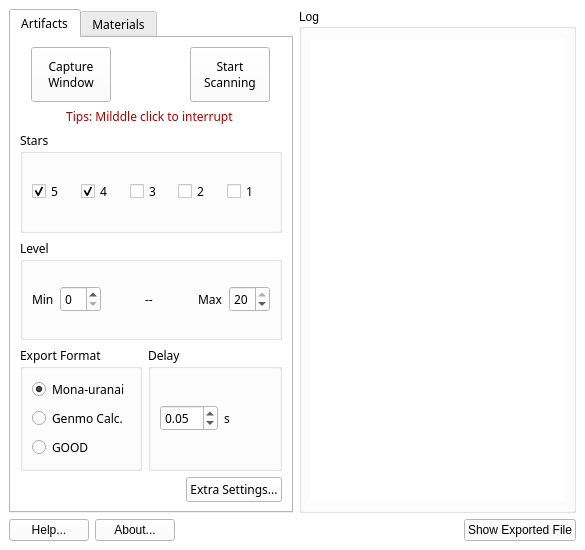
Before: the Qt Designer form ui_dev/Amenoma_EN.ui in daydreaming666/Amenoma, drawn with Qt 5.
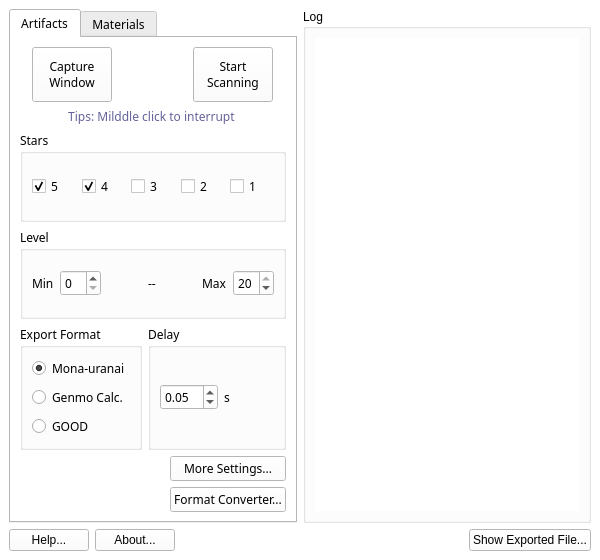
After: the same form once the commit is applied. Icons and pictures are not drawn.

Diff of the .ui file:
```diff
--- a/ui_dev/Amenoma_EN.ui
+++ b/ui_dev/Amenoma_EN.ui
@@ -6,8 +6,8 @@
    <rect>
     <x>0</x>
     <y>0</y>
-    <width>585</width>
-    <height>550</height>
+    <width>600</width>
+    <height>560</height>
    </rect>
   </property>
   <property name="palette">
@@ -138,7 +138,7 @@
          <attribute name="title">
           <string>Artifacts</string>
          </attribute>
-         <layout class="QVBoxLayout" name="verticalLayout_6">
+         <layout class="QVBoxLayout" name="verticalLayout_8">
           <item>
            <layout class="QVBoxLayout" name="verticalLayout_2">
             <item>
@@ -246,7 +246,7 @@
                </sizepolicy>
               </property>
               <property name="text">
-               <string>&lt;html&gt;&lt;head/&gt;&lt;body&gt;&lt;p align=&quot;center&quot;&gt;&lt;span style=&quot; color:#aa0000;&quot;&gt;Tips: Milddle click to interrupt &lt;/span&gt;&lt;/p&gt;&lt;/body&gt;&lt;/html&gt;</string>
+               <string>&lt;html&gt;&lt;head/&gt;&lt;body&gt;&lt;p align=&quot;center&quot;&gt;&lt;span style=&quot; color:#636399;&quot;&gt;Tips: Milddle click to interrupt &lt;/span&gt;&lt;/p&gt;&lt;/body&gt;&lt;/html&gt;</string>
               </property>
               <property name="textFormat">
                <enum>Qt::RichText</enum>
@@ -517,11 +517,22 @@
              </spacer>
             </item>
             <item>
+             <layout class="QVBoxLayout" name="verticalLayout_6">
+              <item>
              <widget class="QPushButton" name="pushButton_5">
               <property name="text">
-               <string>Extra Settings...</string>
-              </property>
-             </widget>
+                 <string>More Settings...</string>
+                </property>
+               </widget>
+              </item>
+              <item>
+               <widget class="QPushButton" name="pushButton_9">
+                <property name="text">
+                 <string>Format Converter...</string>
+                </property>
+               </widget>
+              </item>
+             </layout>
             </item>
            </layout>
           </item>
@@ -845,7 +856,7 @@
       <item>
        <widget class="QPushButton" name="pushButton_4">
         <property name="text">
-         <string>Show Exported File</string>
+         <string>Show Exported File...</string>
         </property>
        </widget>
       </item>
```
Lines whose indentation alone changed are shown as unchanged.
